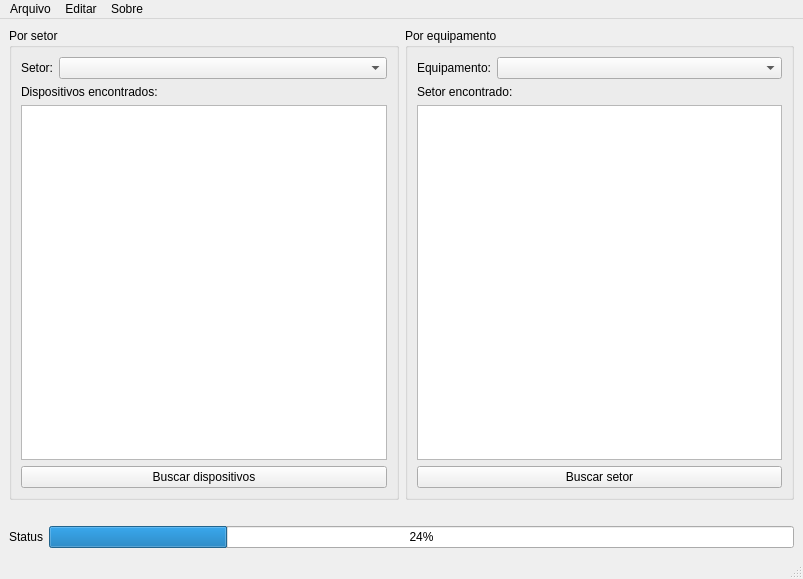
Before: the Qt Designer form app/xbee_manager/views/ui/main_window.ui in PauloCamargos/lgp-manager, drawn with Qt 5.
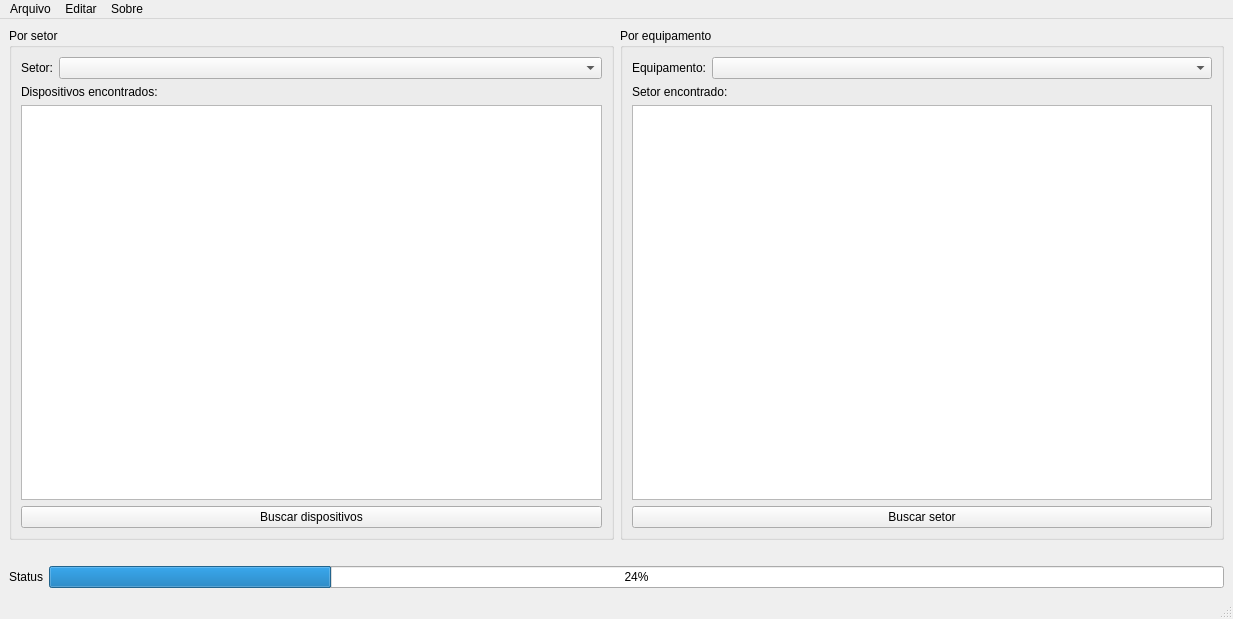
After: the same form once the commit is applied.

```diff
--- a/app/xbee_manager/views/ui/main_window.ui
+++ b/app/xbee_manager/views/ui/main_window.ui
@@ -6,8 +6,8 @@
    <rect>
     <x>0</x>
     <y>0</y>
-    <width>803</width>
-    <height>579</height>
+    <width>1233</width>
+    <height>619</height>
    </rect>
   </property>
   <property name="windowTitle">
@@ -175,7 +175,7 @@
     <rect>
      <x>0</x>
      <y>0</y>
-     <width>803</width>
+     <width>1233</width>
      <height>25</height>
     </rect>
    </property>
```
